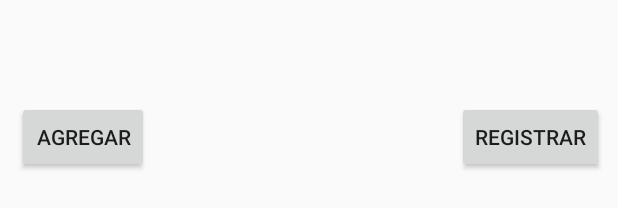
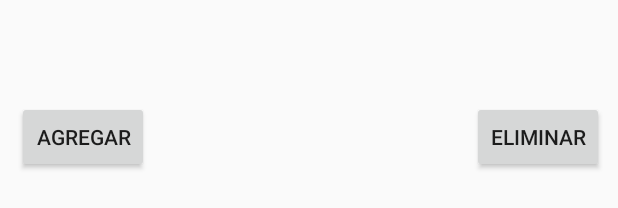
Before and after one commit to MoisesCode/programacionmovilcrudrealizado, an Android app: the layout activity_materia.xml on its own in the app's theme, with its tools: preview values and no code run, on a phone screen of 412 x 824 dp. Shown: the part 990-1198 px from the top of the screen. Run offline under Robolectric (Android 15) with nearby library versions, the phone set to English and light mode, and no system bars.

Commit message:
pequenas correcciones

```diff
--- a/app/src/main/res/layout/activity_materia.xml
+++ b/app/src/main/res/layout/activity_materia.xml
@@ -95,7 +95,8 @@
         android:id="@+id/buttonRegistrarMateria"
         android:layout_width="wrap_content"
         android:layout_height="wrap_content"
-        android:text="Registrar"
+        android:text="Eliminar"
+        android:onClick="eliminarMateria"
         app:layout_constraintBottom_toBottomOf="parent"
         app:layout_constraintEnd_toEndOf="parent"
         app:layout_constraintHorizontal_bias="0.971"
```
Also changed, not shown: app/src/main/java/com/parcial1/parcial1/MateriaActivity.kt (+10 -0 lines).
